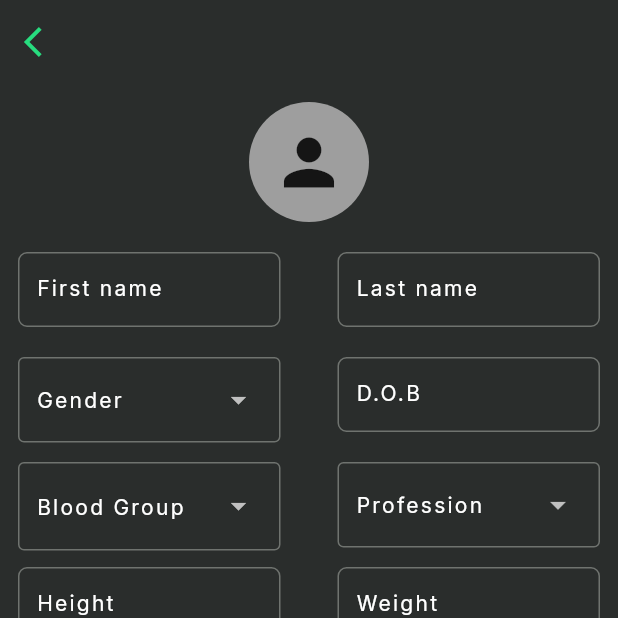
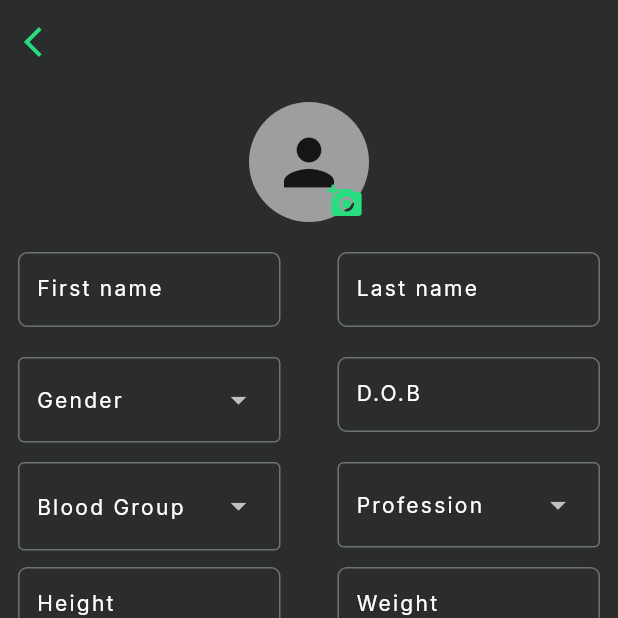
Before and after one commit to Vrindtime/PowerStone, a Flutter app: the NavigationMenu screen opened directly, after a tap on the "add box" icon, on a phone screen of 412 x 824 dp, the top half of it. Run offline on Flutter 3.47's test engine with Material 3 defaults, Android fonts, the phone set to English and light mode, and no system bars; our stand-ins replace cloud_firestore, firebase_auth, firebase_core, firebase_storage, google_fonts, image_picker and 2 more; accounts and stored records are empty.

Commit message:
able to upload and retrieve userPfp
Used this as reference
https://www.youtube.com/watch?v=Dtg7ej_bgCg

```diff
--- a/lib/common/view_user_list.dart
+++ b/lib/common/view_user_list.dart
@@ -38,15 +38,17 @@ class ViewUserList extends StatelessWidget {
                       itemBuilder: (context, index) {
                         //get each individual doc
                         DocumentSnapshot document = userList[index];
-                        String docID =
-                            document.id; //keep track of users
-                        // print("Doc ID: " + docID);
+                        String docID = document.id; //keep track of users
+                        print("Doc ID: " + docID);
 
                         //get userdata from each doc
                         Map<String, dynamic> data =
                             document.data() as Map<String, dynamic>;
                         String userName =
                             data['firstName'] ?? "No Name Recieved";
+
+                         String userImg =
+                            data['image'] ?? "nil";
 
                         // display as a list tile
                         return Container(
@@ -57,9 +59,7 @@ class ViewUserList extends StatelessWidget {
                               borderRadius: BorderRadius.circular(16)),
                           child: ListTile(
                             contentPadding: const EdgeInsets.all(6),
-                            leading: CircleAvatar(
-                              child: Text(docID),
-                            ),
+                            leading: (data.containsKey("image") && userImg!="nil")?ClipOval(child: Image.network(userImg,fit: BoxFit.cover,height: 40,width: 40,),):const CircleAvatar(child: Icon(Icons.person_outline_rounded,size: 40,),),
                             title: Text(
                               userName,
                               style: Theme.of(context)
--- a/lib/navigation_menu.dart
+++ b/lib/navigation_menu.dart
@@ -14,7 +14,7 @@ class _NavigationMenuState extends State<NavigationMenu> {
   Widget build(BuildContext context) {
     return Scaffold(
       bottomNavigationBar: NavigationBar(
-        height: 80,
+        height: 65,
         elevation: 0,
         onDestinationSelected: (value){
           setState(() {
--- a/lib/pages/createUser.dart
+++ b/lib/pages/createUser.dart
@@ -1,8 +1,12 @@
 // ignore_for_file: prefer_const_constructors, prefer_const_literals_to_create_immutables, use_build_context_synchronously
 
+import 'dart:io';
+
 import 'package:firebase_auth/firebase_auth.dart';
+import 'package:firebase_storage/firebase_storage.dart';
 import 'package:flutter/material.dart';
-import 'package:powerstone/pages/userdetails.dart';
+import 'package:image_picker/image_picker.dart';
+import 'package:powerstone/pages/onlineuser.dart';
 import 'package:powerstone/services/firestore.dart';
 
 class CreateUser extends StatefulWidget {
@@ -13,6 +17,8 @@ class CreateUser extends StatefulWidget {
 }
 
 class _CreateUserState extends State<CreateUser> {
+  String imageUrl = "nil";
+
   final TextEditingController fnameController = TextEditingController();
 
   final TextEditingController lnameController = TextEditingController();
@@ -36,6 +42,61 @@ class _CreateUserState extends State<CreateUser> {
   final TextEditingController noteController = TextEditingController();
 
   final FirestoreServices firestoreServices = FirestoreServices();
+
+  String getExtension(XFile file) {
+    final path = file.path;
+    return path.substring(path.lastIndexOf('.') + 1);
+  }
+
+  void selectImage() async {
+    final source = await showModalBottomSheet(
+      context: context,
+      builder: (context) => BottomSheet(
+        onClosing: () {}, // Prevent closing on outside tap
+        builder: (context) => Column(
+          mainAxisSize: MainAxisSize.min,
+          children: [
+            ListTile(
+              leading: Icon(Icons.camera),
+              title: Text('Camera'),
+              onTap: () {
+                Navigator.of(context).pop(ImageSource.camera);
+              },
+            ),
+            ListTile(
+              leading: Icon(Icons.photo_album),
+              title: Text('Gallery'),
+              onTap: () {
+                Navigator.of(context).pop(ImageSource.gallery);
+              },
+            )
+          ],
+        ),
+      ),
+    );
+
+    if (source != null) {
+      final file = await ImagePicker().pickImage(source: source);
+      if (file == null) return;
+      String fileName =
+          '${DateTime.now().microsecondsSinceEpoch}.${getExtension(file)}';
+      //ref to storage root
+      Reference referenceRoot = FirebaseStorage.instance.ref();
+      //imgFolder
+      Reference referenceDireImages = referenceRoot.child('userPfp');
+
+      //reference to uplaod img
+      Reference referenceImageToUpload = referenceDireImages.child(fileName);
+      try {
+        await referenceImageToUpload.putFile(File(file.path));
+        imageUrl = await referenceImageToUpload.getDownloadURL();
+      } catch (e) {
+        //later implement a snackbar to show error
+        print("Error in uploading Iamge to DB Storage");
+      }
+    }
+  }
+
   @override
   Widget build(BuildContext context) {
     return Scaffold(
@@ -59,12 +120,35 @@ class _CreateUserState extends State<CreateUser> {
             child: Column(
               crossAxisAlignment: CrossAxisAlignment.center,
               children: [
-                const CircleAvatar(
-                  maxRadius: 40,
-                  child: Icon(
-                    Icons.person,
-                    size: 50,
-                  ),
+                //Image Upload
+                Stack(
+                  children: [
+                    CircleAvatar(
+                        maxRadius: 40,
+                        child: (imageUrl == "nil")
+                            ? Icon(
+                                Icons.person,
+                                size: 50,
+                              )
+                            : ClipOval(
+                                child: Image.network(
+                                imageUrl,
+                                fit: BoxFit.cover,
+                                height: 50,
+                                width: 50,
+                              ))),
+                    Positioned(
+                      bottom: -10,
+                      left: 40,
+                      child: IconButton(
+                        icon: Icon(
+                          Icons.add_a_photo_rounded,
+                          color: Theme.of(context).primaryColor,
+                        ),
+                        onPressed: () => selectImage(),
+                      ),
+                    )
+                  ],
                 ),
                 SizedBox(
                   height: 20,
@@ -254,9 +338,6 @@ class _CreateUserState extends State<CreateUser> {
                   padding: const EdgeInsets.all(16.0),
                   child: GestureDetector(
                     onTap: () async {
-                      setState(() {
-                        // isLoading = true;
-                      });
                       const Duration(seconds: 1);
                       final String firstName = fnameController.text;
                       final String lastName = lnameController.text;
@@ -282,6 +363,7 @@ class _CreateUserState extends State<CreateUser> {
                         email,
                         password,
                         note,
+                        imageUrl,
                       );
                       ScaffoldMessenger.of(context).showSnackBar(
                         SnackBar(
@@ -294,7 +376,7 @@ class _CreateUserState extends State<CreateUser> {
                         ),
                       );
                       Navigator.of(context).push(MaterialPageRoute(
-                          builder: (context) => UserDetails()));
+                          builder: (context) => AdminHomePage()));
                     },
                     child: Container(
                       height: 50,
--- a/lib/services/firestore.dart
+++ b/lib/services/firestore.dart
@@ -17,6 +17,7 @@ class FirestoreServices {
     String phone,
     String password,
     String note,
+    String imageUrl
   ) {
     // Convert all string values to lowercase
     firstName = firstName?.toLowerCase() ?? "nil";
@@ -38,6 +39,7 @@ class FirestoreServices {
       'phone': phone,
       'password': password??"nil",
       'note': note,
+      'image':imageUrl??"nil",
     });
   }
 
```
Also changed, not shown: pubspec.yaml (+15 -6 lines), shorebird.yaml (added, +14 -0 lines), pubspec.lock, 6 other files.
